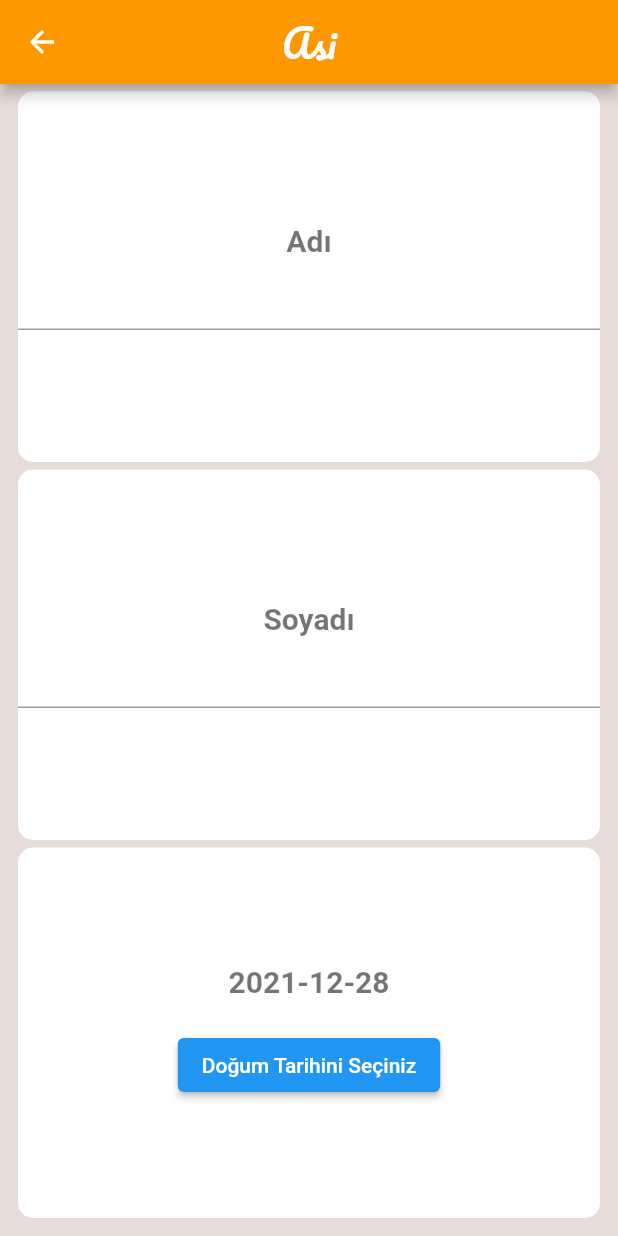
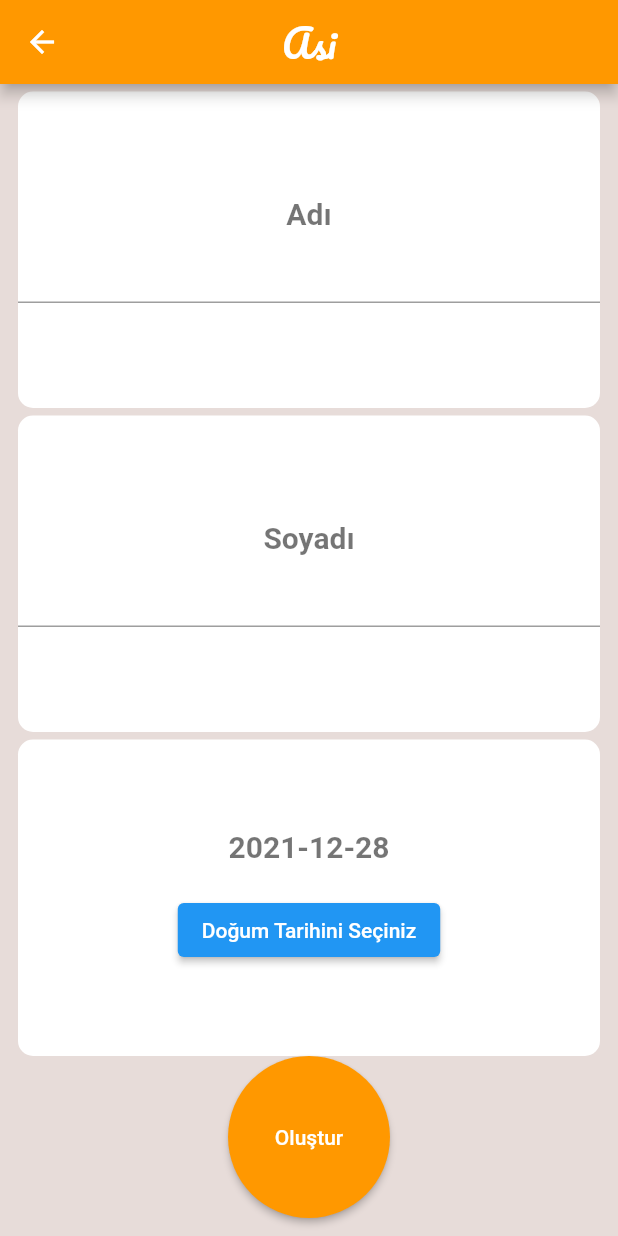
Before and after one commit to MrAlbino/AsiTakipApp, a Flutter app: the AddChildPage screen opened directly, on a phone screen of 412 x 824 dp. Run offline on Flutter 3.47's test engine with Material 2 defaults, Android fonts, the phone set to English and light mode, and no system bars; our stand-ins replace cloud_firestore, curved_navigation_bar, date_time_picker, firebase_auth, firebase_core, google_fonts; accounts and stored records are empty.

Commit message:
update add-child

```diff
--- a/lib/add_child.dart
+++ b/lib/add_child.dart
@@ -2,14 +2,14 @@ import 'package:date_time_picker/date_time_picker.dart';
 import 'package:flutter/material.dart';
 import 'dart:async';
 import './home.dart';
-//import 'package:cloud_firestore/cloud_firestore.dart';
-//import 'package:uuid/uuid.dart';
+import 'package:cloud_firestore/cloud_firestore.dart';
+import 'package:uuid/uuid.dart';
 import 'package:google_fonts/google_fonts.dart';
-//import 'package:firebase_auth/firebase_auth.dart';
+import 'package:firebase_auth/firebase_auth.dart';
 import 'package:flutter/material.dart';
 import 'package:intl/intl.dart';
-//var uuid = const Uuid();
-//final FirebaseAuth _auth = FirebaseAuth.instance;
+var uuid = const Uuid();
+final FirebaseAuth _auth = FirebaseAuth.instance;
 
 
 class AddChildPage extends StatefulWidget{
@@ -35,16 +35,18 @@ class _AddChildPage extends State<AddChildPage>{
       });
   }
 
-  //final _fs=  FirebaseFirestore.instance;
+  final _fs=  FirebaseFirestore.instance;
 
 
   TextEditingController nameController = TextEditingController();
-  TextEditingController explanationController = TextEditingController();
-  TextEditingController destinationDayController = TextEditingController();
+  TextEditingController surnameController = TextEditingController();
+  TextEditingController dateController = TextEditingController();
 
   @override
   Widget build(BuildContext context) {
 
+    CollectionReference childrenRef= _fs.collection('Children');
+    CollectionReference usersRef= _fs.collection('Users');
     return Scaffold(
       resizeToAvoidBottomInset: false,
       appBar: AppBar(
@@ -98,7 +100,7 @@ class _AddChildPage extends State<AddChildPage>{
                         fontSize: 20,
                         fontWeight: FontWeight.bold,
                       ),
-                      controller: nameController,
+                      controller: surnameController,
                     ),
                   ],
                 )
@@ -125,6 +127,34 @@ class _AddChildPage extends State<AddChildPage>{
                 )
                 ),
               ),
+              Expanded(
+                flex: 1,
+
+                child: TextButton(
+                  onPressed: () async{
+                    User? user =_auth.currentUser;
+                    String userId = user!.uid;
+                    Map<String, dynamic> childData= {
+                      'name': nameController.text,
+                      'surname': surnameController.text,
+                      'birthOfDate': selectedDate,
+                    };
+
+                    var id=uuid.v4();
+                    await childrenRef.doc((id)).set(childData);
+
+                    await usersRef.doc(userId).update({'children':FieldValue.arrayUnion([id])});
+                    Navigator.pushReplacement(
+                        context,
+                        MaterialPageRoute(builder:(context)=> HomePage()));
+                  },
+                  child: const Text('Oluştur'),
+                  style: ButtonStyle(elevation: MaterialStateProperty.all(2), shape: MaterialStateProperty.all(const CircleBorder()),
+                    backgroundColor: MaterialStateProperty.all(Colors.orange), foregroundColor: MaterialStateProperty.all(Colors.white),
+                  ),
+                ),
+
+              ),
             ],
           ),
         ),
```
Also changed, not shown: pubspec.lock.
